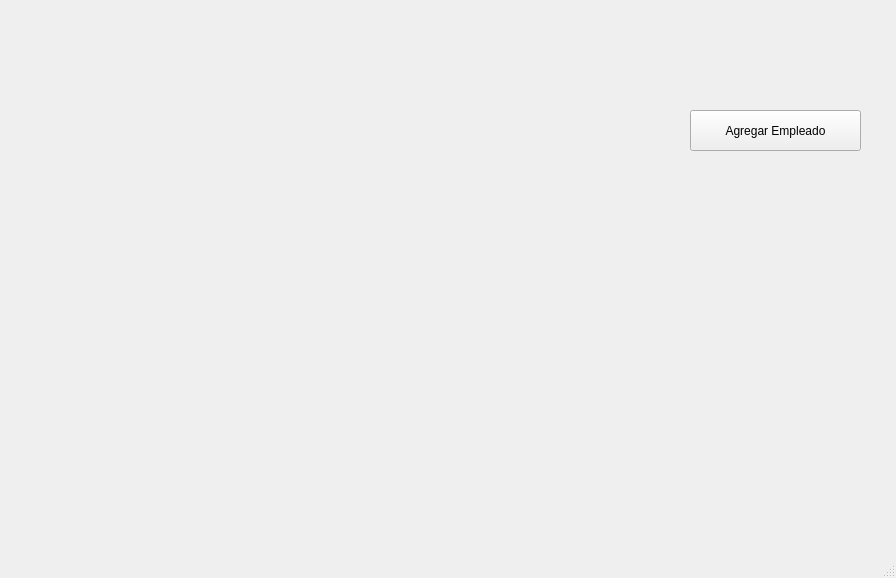
First picture: the form in msc_tec_prog_activities/Act_3_1/MSC26_3_1_GARCIA_ALBERTO/ui/main_window.ui, repository B33THO/msc2026, before the edit.
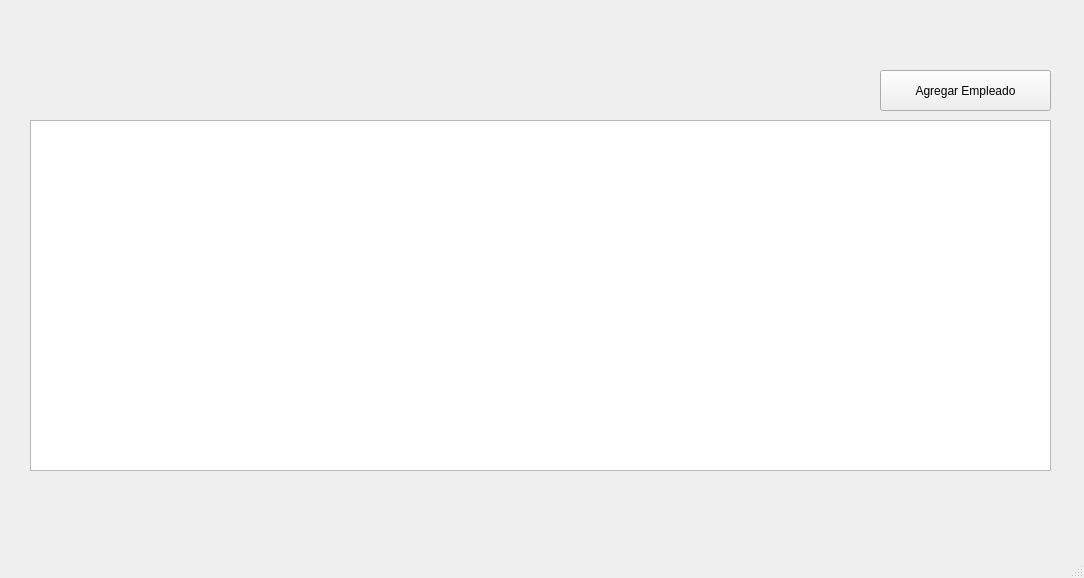
Second picture: the form after the edit. Icons and pictures are not drawn.

Commit message: create employee 1 step done

```diff
--- a/msc_tec_prog_activities/Act_3_1/MSC26_3_1_GARCIA_ALBERTO/ui/main_window.ui
+++ b/msc_tec_prog_activities/Act_3_1/MSC26_3_1_GARCIA_ALBERTO/ui/main_window.ui
@@ -6,7 +6,7 @@
    <rect>
     <x>0</x>
     <y>0</y>
-    <width>896</width>
+    <width>1084</width>
     <height>578</height>
    </rect>
   </property>
@@ -20,8 +20,8 @@
    <widget class="QPushButton" name="btn_add_employee">
     <property name="geometry">
      <rect>
-      <x>690</x>
-      <y>110</y>
+      <x>880</x>
+      <y>70</y>
       <width>171</width>
       <height>41</height>
      </rect>
@@ -32,6 +32,20 @@
     <property name="text">
      <string>Agregar Empleado</string>
     </property>
+    <property name="icon">
+     <iconset>
+      <normaloff>../icons/person_add.svg</normaloff>../icons/person_add.svg</iconset>
+    </property>
+   </widget>
+   <widget class="QTableWidget" name="tw_employees_table">
+    <property name="geometry">
+     <rect>
+      <x>30</x>
+      <y>120</y>
+      <width>1021</width>
+      <height>351</height>
+     </rect>
+    </property>
    </widget>
   </widget>
   <widget class="QMenuBar" name="menubar">
```
Left out of the diff: 2 changed lines with no effect on the pictures. The commit also changes 7 other files.
